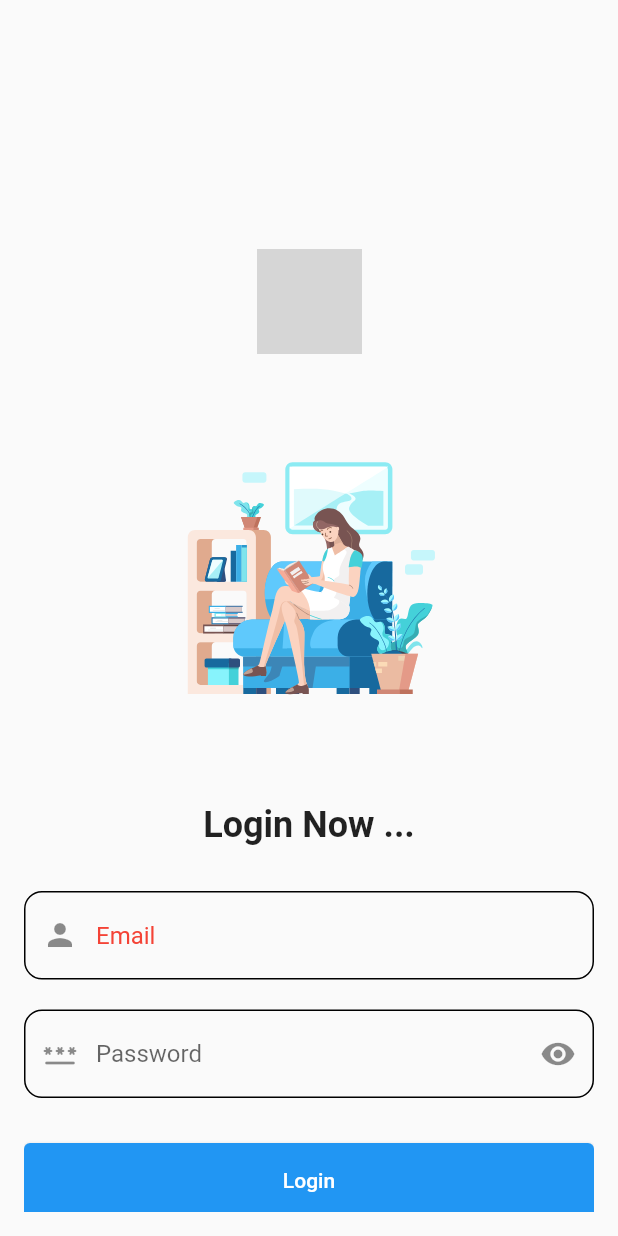
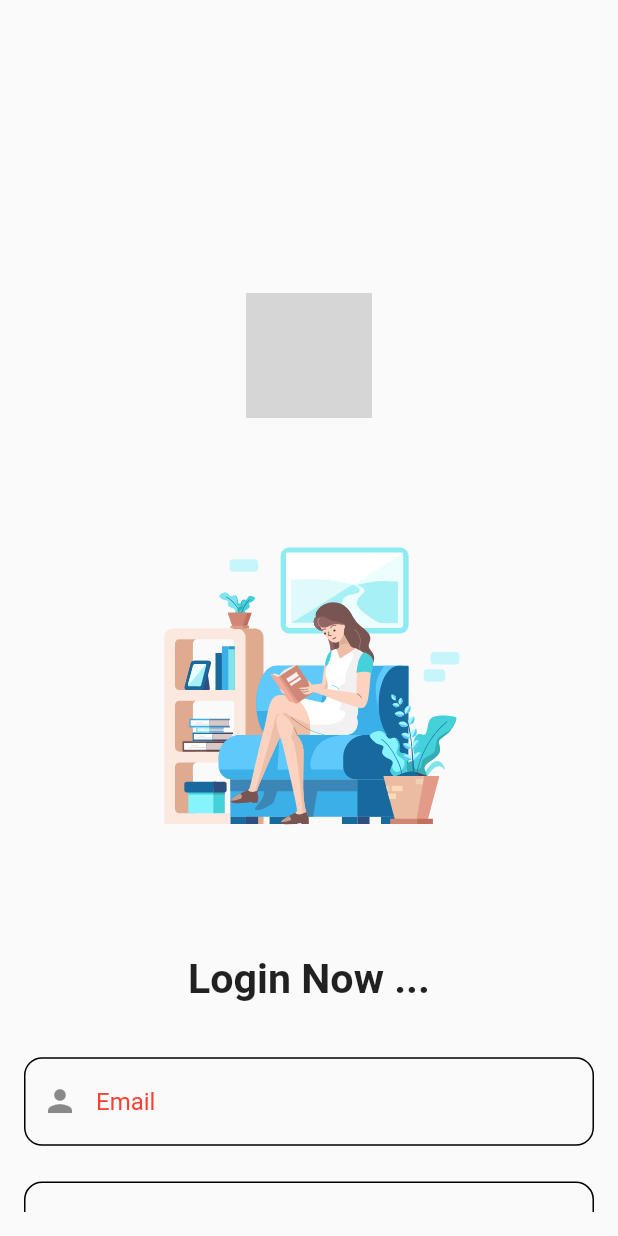
Before and after one commit to Ka8eemHelmy/Eraasoft-cubit, a Flutter app: the screen it shows after launch, on a phone screen of 412 x 824 dp. Run offline on Flutter 3.47's test engine with Material 2 defaults, Android fonts, the phone set to English and light mode, and no system bars; our stand-ins replace bloc, flutter_bloc, flutter_screenutil, fluttertoast, lottie, shared_preferences; network calls fail; grey boxes are pictures that could not be loaded.

Commit message:
Update in Login Screen add const and h

```diff
--- a/lib/app_root.dart
+++ b/lib/app_root.dart
@@ -24,7 +24,7 @@ class MyApp extends StatelessWidget {
         minTextAdapt: true,
         splitScreenMode: true,
         builder: (context, child) {
-          return MaterialApp(
+          return const MaterialApp(
             debugShowCheckedModeBanner: false,
             home: LoginScreen(),
           );
--- a/lib/login_screen.dart
+++ b/lib/login_screen.dart
@@ -1,5 +1,6 @@
 import 'package:flutter/material.dart';
 import 'package:flutter_bloc/flutter_bloc.dart';
+import 'package:flutter_screenutil/flutter_screenutil.dart';
 import 'package:lottie/lottie.dart';
 import 'package:start_flutter/view/screens/add_number/add_number.dart';
 import 'package:start_flutter/view_model/bloc/login/login_cubit.dart';
@@ -25,32 +26,32 @@ class LoginScreen extends StatelessWidget {
                   child: Column(
                     children: [
                       SizedBox(
-                        height: 150,
+                        height: 150.h,
                       ),
                       Image.network(
                         'https://eraasoft.com/front/logo1.png',
                         fit: BoxFit.fitHeight,
-                        height: 70,
+                        height: 70.h,
                       ),
                       SizedBox(
-                        height: 50,
+                        height: 50.h,
                       ),
                       Lottie.asset(
                         'assets/lottie/reading-book.json',
-                        height: 200,
+                        height: 200.h,
                       ),
                       SizedBox(
-                        height: 50,
+                        height: 50.h,
                       ),
                       Text(
                         'Login Now ...',
                         style: TextStyle(
-                          fontSize: 24,
+                          fontSize: 24.sp,
                           fontWeight: FontWeight.bold,
                         ),
                       ),
                       SizedBox(
-                        height: 30,
+                        height: 30.h,
                       ),
                       TextFormField(
                         onTap: () {
@@ -64,8 +65,8 @@ class LoginScreen extends StatelessWidget {
                         decoration: InputDecoration(
                           // label: Text('Email'),
                           hintText: 'Email',
-                          hintStyle: TextStyle(color: Colors.red),
-                          prefixIcon: Icon(
+                          hintStyle: const TextStyle(color: Colors.red),
+                          prefixIcon: const Icon(
                             Icons.person,
                           ),
                           enabledBorder: OutlineInputBorder(
@@ -76,21 +77,21 @@ class LoginScreen extends StatelessWidget {
                           ),
                           focusedBorder: OutlineInputBorder(
                             borderRadius: BorderRadius.circular(12),
-                            borderSide: BorderSide(
+                            borderSide: const BorderSide(
                               color: Colors.greenAccent,
                               width: 4,
                             ),
                           ),
                           errorBorder: OutlineInputBorder(
                             borderRadius: BorderRadius.circular(12),
-                            borderSide: BorderSide(
+                            borderSide: const BorderSide(
                               color: Colors.red,
                               width: 2,
                             ),
                           ),
                           focusedErrorBorder: OutlineInputBorder(
                             borderRadius: BorderRadius.circular(12),
-                            borderSide: BorderSide(
+                            borderSide: const BorderSide(
                               color: Colors.red,
                               width: 4,
                             ),
@@ -107,7 +108,7 @@ class LoginScreen extends StatelessWidget {
                         // autovalidateMode: AutovalidateMode.onUserInteraction,
                       ),
                       SizedBox(
-                        height: 20,
+                        height: 20.h,
                       ),
                       TextFormField(
                         onTap: () {
@@ -122,7 +123,7 @@ class LoginScreen extends StatelessWidget {
                         keyboardType: TextInputType.text,
                         decoration: InputDecoration(
                           hintText: 'Password',
-                          prefixIcon: Icon(
+                          prefixIcon: const Icon(
                             Icons.password_rounded,
                           ),
                           suffixIcon: IconButton(
@@ -141,21 +142,21 @@ class LoginScreen extends StatelessWidget {
                           ),
                           focusedBorder: OutlineInputBorder(
                             borderRadius: BorderRadius.circular(12),
-                            borderSide: BorderSide(
+                            borderSide: const BorderSide(
                               color: Colors.greenAccent,
                               width: 4,
                             ),
                           ),
                           errorBorder: OutlineInputBorder(
                             borderRadius: BorderRadius.circular(12),
-                            borderSide: BorderSide(
+                            borderSide: const BorderSide(
                               color: Colors.red,
                               width: 2,
                             ),
                           ),
                           focusedErrorBorder: OutlineInputBorder(
                             borderRadius: BorderRadius.circular(12),
-                            borderSide: BorderSide(
+                            borderSide: const BorderSide(
                               color: Colors.red,
                               width: 4,
                             ),
@@ -173,7 +174,7 @@ class LoginScreen extends StatelessWidget {
                         // autovalidateMode: AutovalidateMode.onUserInteraction,
                       ),
                       SizedBox(
-                        height: 30,
+                        height: 30.h,
                       ),
                       SizedBox(
                         width: double.infinity,
@@ -181,11 +182,11 @@ class LoginScreen extends StatelessWidget {
                         child: ElevatedButton(
                           onPressed: () {
                             if (cubit.formKey.currentState!.validate()) {
-                              Navigation.push(context, AddNumber());
+                              Navigation.push(context, const AddNumber());
                               // Navigation.pushReplacement(context, AddScreen());
                             }
                           },
-                          child: Text(
+                          child: const Text(
                             'Login',
                           ),
                         ),
```
